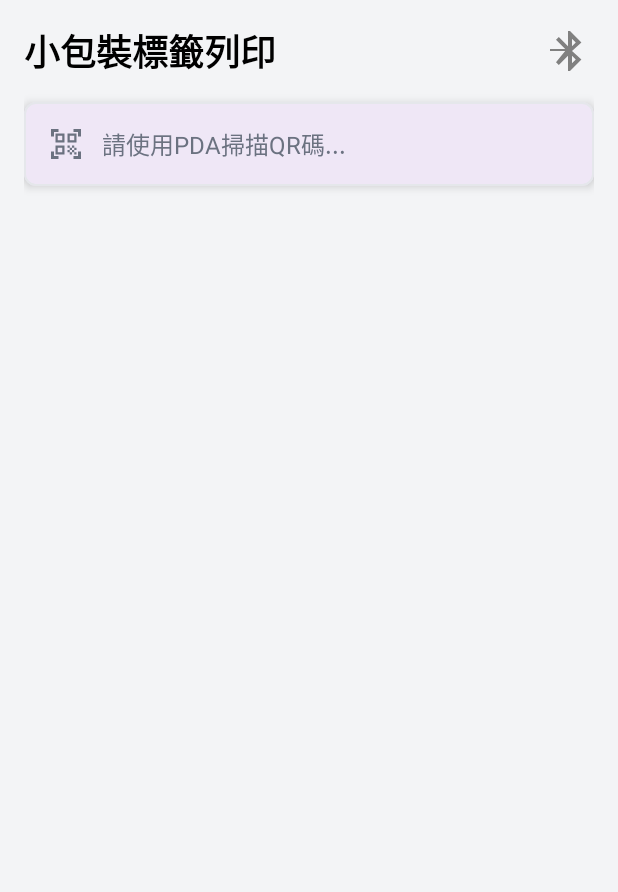
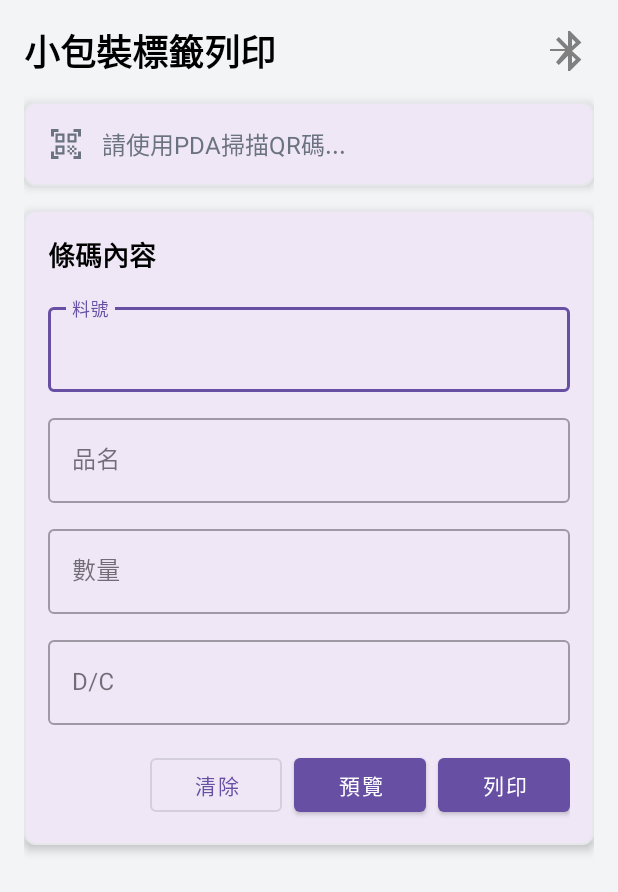
Before and after one commit to mickeywu520/LabelPrintManagement, an Android app: the screen it shows after launch (MainActivity), on a phone screen of 412 x 824 dp. Shown: the top 892 px of the screen. Run offline under Robolectric (Android 15) with nearby library versions, the phone set to English and light mode, and no system bars.

Commit message:
changed the layout of QRCode data default as visible

```diff
--- a/app/src/main/res/layout/activity_small_package_label.xml
+++ b/app/src/main/res/layout/activity_small_package_label.xml
@@ -84,7 +84,7 @@
             android:layout_width="match_parent"
             android:layout_height="wrap_content"
             android:layout_marginBottom="16dp"
-            android:visibility="gone"
+            android:visibility="visible"
             app:cardCornerRadius="8dp"
             app:cardElevation="4dp"
             app:strokeColor="#E5E7EB"
@@ -99,7 +99,7 @@
                 <TextView
                     android:layout_width="wrap_content"
                     android:layout_height="wrap_content"
-                    android:text="掃描結果"
+                    android:text="條碼內容"
                     android:textSize="18sp"
                     android:textStyle="bold"
                     android:textColor="@color/black"
@@ -117,7 +117,6 @@
                         android:layout_width="match_parent"
                         android:layout_height="wrap_content"
                         android:hint="料號"
-                        android:enabled="false"
                         android:textSize="16sp"/>
                 </com.google.android.material.textfield.TextInputLayout>
 
@@ -133,7 +132,6 @@
                         android:layout_width="match_parent"
                         android:layout_height="wrap_content"
                         android:hint="品名"
-                        android:enabled="false"
                         android:textSize="16sp"/>
                 </com.google.android.material.textfield.TextInputLayout>
 
@@ -165,7 +163,6 @@
                         android:layout_width="match_parent"
                         android:layout_height="wrap_content"
                         android:hint="D/C"
-                        android:enabled="false"
                         android:textSize="16sp"/>
                 </com.google.android.material.textfield.TextInputLayout>
 
```
Also changed, not shown: app/src/main/java/com/android/labelprintmanagement/MainActivity.java (+15 -17 lines).
